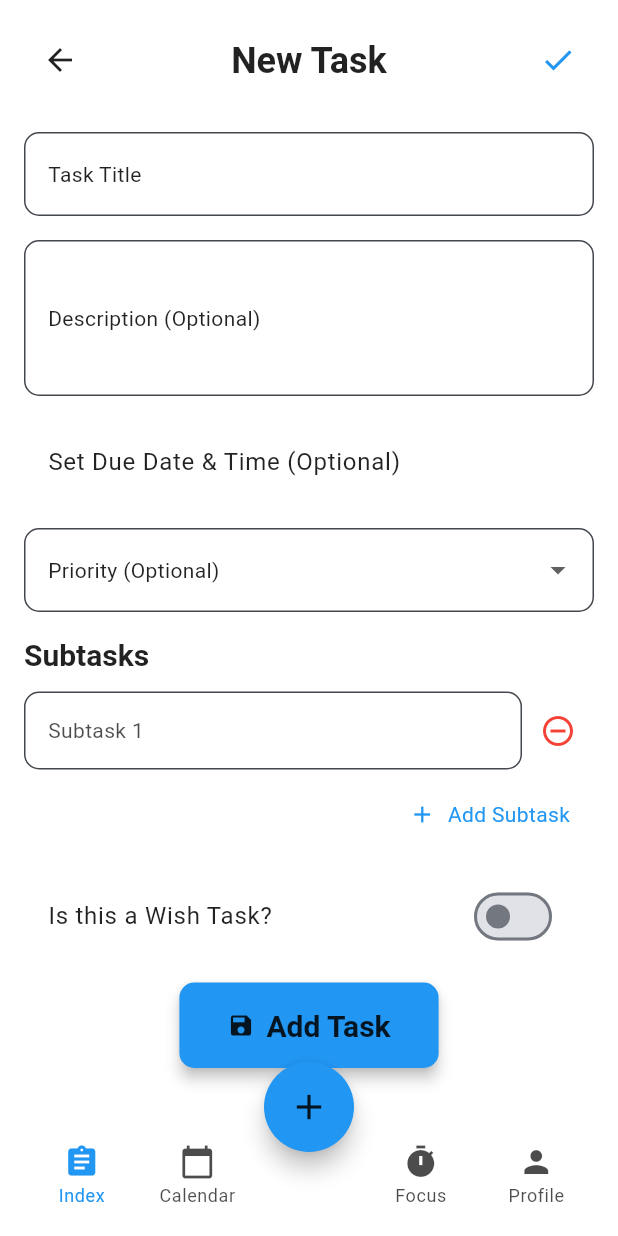
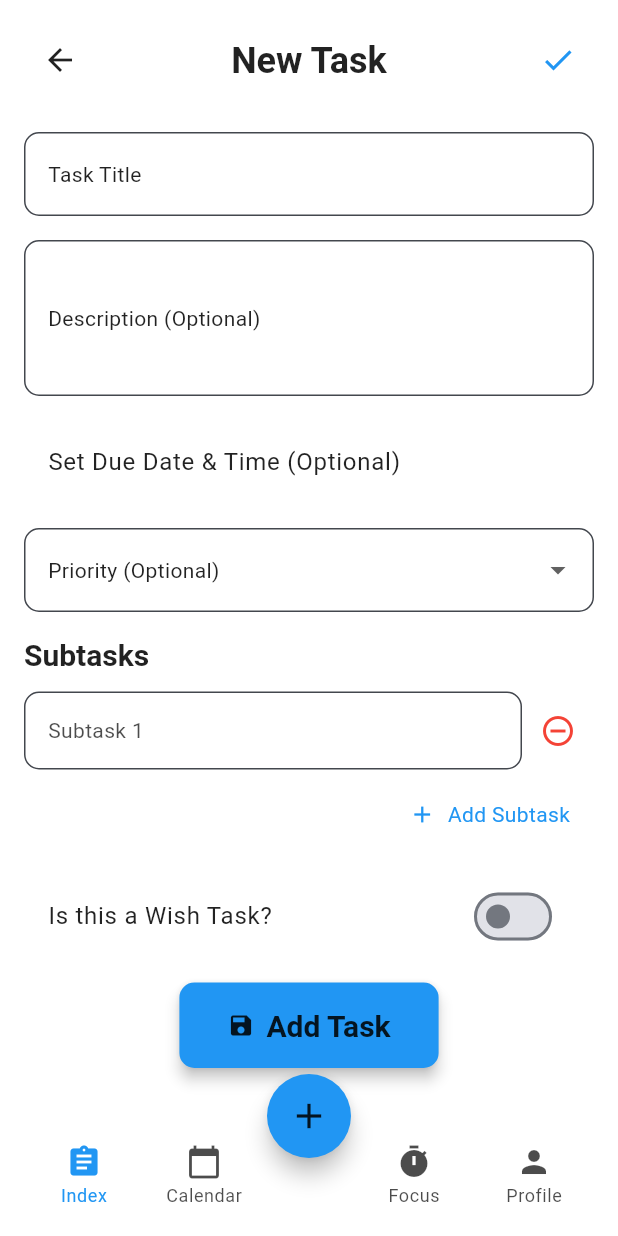
Before and after one commit to lovish1311/To-do, a Flutter app: the screen it shows after launch, after a tap on the "add" icon, on a phone screen of 412 x 824 dp. Run offline on Flutter 3.47's test engine with Material 3 defaults, Android fonts, the light colour scheme and no system bars; our stand-ins replace flutter_svg, hive, hive_flutter; accounts and stored records are empty; network calls fail.

Commit message:
bottom bar issue fixed

```diff
--- a/lib/views/screens/app_shell.dart
+++ b/lib/views/screens/app_shell.dart
@@ -1,16 +1,8 @@
-// lib/views/screens/app_shell.dart
 import 'package:flutter/material.dart';
-import 'package:provider/provider.dart'; // Still needed if you consume providers for global logic
-import 'package:to_do/utils/app_themes.dart'; // Still needed for AppDimens in CustomBottomNavBar calc
-import 'package:to_do/viewmodels/theme_view_model.dart'; // Still needed for ThemeViewModel in CustomBottomNavBar calc
+import 'package:to_do/utils/app_themes.dart';
 import 'package:to_do/views/screens/task_detail_screen.dart';
 import 'package:to_do/views/widgets/custom_bottom_nav_bar.dart';
-import 'package:to_do/views/screens/task_lists_screen.dart'; // Import TaskListsScreen
-
-// You'll need more screens for other tabs eventually
-// import 'package:to_do/views/screens/calendar_screen.dart';
-// import 'package:to_do/views/screens/focus_screen.dart';
-// import 'package:to_do/views/screens/profile_screen.dart';
+import 'package:to_do/views/screens/task_lists_screen.dart';
 
 class AppShell extends StatefulWidget {
   const AppShell({super.key});
@@ -23,65 +15,49 @@ class _AppShellState extends State<AppShell> {
   int _selectedTabIndex = 0;
 
   final List<GlobalKey<NavigatorState>> _navigatorKeys = [
-    GlobalKey<NavigatorState>(), // For 'Index' (Tasks) tab
-    GlobalKey<NavigatorState>(), // For 'Calendar' tab
-    GlobalKey<NavigatorState>(), // For 'Focus' tab
-    GlobalKey<NavigatorState>(), // For 'Profile' tab
+    GlobalKey<NavigatorState>(),
+    GlobalKey<NavigatorState>(),
+    GlobalKey<NavigatorState>(),
+    GlobalKey<NavigatorState>(),
   ];
 
   void _onTabTapped(int index) {
     if (_selectedTabIndex == index) {
-      // If tapping the currently active tab, pop to the root of that tab's navigator
       _navigatorKeys[index].currentState?.popUntil((route) => route.isFirst);
     } else {
       setState(() {
         _selectedTabIndex = index;
       });
     }
-    print('AppShell: Selected tab index: $_selectedTabIndex');
   }
 
   void _onAddFabPressed() {
-    // When FAB is pressed, navigate to TaskDetailScreen using the current tab's navigator.
-    // This assumes TaskDetailScreen is general purpose for adding tasks.
     _navigatorKeys[_selectedTabIndex].currentState?.push(
-      MaterialPageRoute(
-        builder: (context) => TaskDetailScreen(), // TODO: Replace with TaskDetailScreen
-      ),
+      MaterialPageRoute(builder: (context) => TaskDetailScreen()),
     );
-    print('AppShell: Floating Action Button pressed!');
   }
 
   @override
   Widget build(BuildContext context) {
-    // No theme or ThemeViewModel consumption here for AppBar
-    // final theme = Theme.of(context);
-    // final themeViewModel = Provider.of<ThemeViewModel>(context);
-
     final List<Widget> _tabBodies = [
-      // Tab 0: 'Index' (Tasks)
       Navigator(
         key: _navigatorKeys[0],
         onGenerateRoute: (settings) {
-          // This ensures TaskListsScreen is the root of this Navigator's stack
           return MaterialPageRoute(builder: (context) => const TaskListsScreen());
         },
       ),
-      // Tab 1: 'Calendar'
       Navigator(
         key: _navigatorKeys[1],
         onGenerateRoute: (settings) {
           return MaterialPageRoute(builder: (context) => const Center(child: Text("Calendar Screen (TODO)")));
         },
       ),
-      // Tab 2: 'Focus'
       Navigator(
         key: _navigatorKeys[2],
         onGenerateRoute: (settings) {
           return MaterialPageRoute(builder: (context) => const Center(child: Text("Focus Screen (TODO)")));
         },
       ),
-      // Tab 3: 'Profile'
       Navigator(
         key: _navigatorKeys[3],
         onGenerateRoute: (settings) {
@@ -90,21 +66,43 @@ class _AppShellState extends State<AppShell> {
       ),
     ];
 
-    return Scaffold(
-      // No AppBar here! Each child screen will have its own AppBar.
-      // appBar: null, // Removed AppBar from AppShell
+    return WillPopScope(
+      onWillPop: () async {
+        final NavigatorState currentTabNav = _navigatorKeys[_selectedTabIndex].currentState!;
+        if (await currentTabNav.maybePop()) {
+          // If the current tab can pop, just pop it.
+          return false;
+        } else if (_selectedTabIndex != 0) {
+          // If user is not on tab 0, switch to tab 0 instead of exiting
+          setState(() => _selectedTabIndex = 0);
+          return false;
+        }
+        // Allow app to exit (default Android behavior)
+        return true;
+      },
+      child: Scaffold(
         body: IndexedStack(
           index: _selectedTabIndex,
           children: _tabBodies,
         ),
+        floatingActionButton: FloatingActionButton(
+          onPressed: _onAddFabPressed,
+          tooltip: 'Add Task',
+          backgroundColor: Theme.of(context).colorScheme.primary,
+          foregroundColor: Theme.of(context).colorScheme.onPrimary,
+          shape: const CircleBorder(),
+          child: Icon(Icons.add, size: AppDimens.fabIconSize),
+        ),
+        floatingActionButtonLocation: FloatingActionButtonLocation.centerDocked,
         bottomNavigationBar: SafeArea(
           top: false,
           child: CustomBottomNavBar(
             currentIndex: _selectedTabIndex,
             onTap: _onTabTapped,
-          onFabPressed: _onAddFabPressed,
+          ),
         ),
       ),
     );
   }
+
 }
--- a/lib/views/widgets/custom_bottom_nav_bar.dart
+++ b/lib/views/widgets/custom_bottom_nav_bar.dart
@@ -2,20 +2,18 @@ import 'package:flutter/material.dart';
 import 'package:to_do/utils/app_themes.dart'; // For AppDimens
 
 /// A customizable and reusable Bottom Navigation Bar widget.
-/// It integrates a Floating Action Button (FAB) directly within its layout,
-/// creating a visually appealing "docked" and slightly offset effect.
+/// This version excludes the Floating Action Button, which should be placed
+/// in the Scaffold using [floatingActionButton] and [floatingActionButtonLocation].
 class CustomBottomNavBar extends StatelessWidget {
   final bool isVisible;
   final int currentIndex;
   final ValueChanged<int>? onTap;
-  final VoidCallback? onFabPressed;
 
   const CustomBottomNavBar({
     super.key,
     this.isVisible = true,
     this.currentIndex = 0,
     this.onTap,
-    this.onFabPressed,
   });
 
   /// Helper method to build consistent bottom navigation items.
@@ -27,13 +25,15 @@ class CustomBottomNavBar extends StatelessWidget {
 
     return Expanded(
       child: InkWell(
-        onTap: () {
-          onTap?.call(index);
-          print('$label tapped! Index: $index');
-        },
-        customBorder: RoundedRectangleBorder(borderRadius: BorderRadius.circular(AppDimens.cardBorderRadius)),
+        onTap: () => onTap?.call(index),
+        customBorder: RoundedRectangleBorder(
+          borderRadius: BorderRadius.circular(AppDimens.cardBorderRadius),
+        ),
         child: Padding(
-          padding: const EdgeInsets.symmetric(horizontal: AppDimens.cardMargin, vertical: AppDimens.cardMargin / 2),
+          padding: const EdgeInsets.symmetric(
+            horizontal: AppDimens.cardMargin,
+            vertical: AppDimens.cardMargin / 2,
+          ),
           child: Column(
             mainAxisSize: MainAxisSize.min,
             children: [
@@ -53,88 +53,28 @@ class CustomBottomNavBar extends StatelessWidget {
 
   @override
   Widget build(BuildContext context) {
+    if (!isVisible) return const SizedBox.shrink();
+
     final theme = Theme.of(context);
     final colorScheme = theme.colorScheme;
 
-    if (!isVisible) {
-      return const SizedBox.shrink();
-    }
-
-    // The desired amount the FAB should visually protrude above the BottomAppBar.
-    // For "half inside, half outside", this is exactly half of the FAB's height.
-    final double fabProtrusionAmount = AppDimens.fabSize / 2;
-    final double bottomBarHeight = kBottomNavigationBarHeight;
-
-    // Calculate the total height this CustomBottomNavBar widget will occupy.
-    // This is the standard BottomAppBar height PLUS the portion of the FAB
-    // that sticks out upwards. This height is crucial for the Scaffold's body padding.
-    final double totalHeightWithFabProtrusion = bottomBarHeight + fabProtrusionAmount;
-
-    // Calculate the y-offset for Transform.translate.
-    // The Align(alignment: Alignment.topCenter) places the FAB's top at the top of the Stack.
-    // To make it half-in and half-out, the FAB's *top edge* should be at
-    // `totalHeightWithFabProtrusion - AppDimens.fabSize`.
-    final double fabTranslateYOffset = -(AppDimens.fabSize / 2);
-
-
-    return SizedBox( // Use SizedBox to explicitly define the height of the bottom nav bar area
-      height: totalHeightWithFabProtrusion, // Corrected: This now reports its true visual height
-      child: Stack(
-        alignment: Alignment.bottomCenter, // Align children to the bottom center
-        clipBehavior: Clip.none, // Crucial: Allows children (FAB) to paint outside the Stack's bounds
-        children: [
-          // The BottomAppBar itself, positioned at the very bottom of the Stack
-          Positioned(
-            left: 0,
-            right: 0,
-            bottom: 0,
-            child: BottomAppBar(
+    return BottomAppBar(
       color: colorScheme.surface,
       elevation: AppDimens.cardElevation,
-              shape: const CircularNotchedRectangle(), // Creates the notch for the FAB
+      shape: const CircularNotchedRectangle(), // Creates notch for FAB
       child: SizedBox(
-                height: bottomBarHeight, // Height for the internal Row
+        height: kBottomNavigationBarHeight,
         child: Row(
           mainAxisAlignment: MainAxisAlignment.spaceAround,
           children: [
             _buildBottomNavItem(Icons.assignment, 'Index', theme, currentIndex == 0, 0),
             _buildBottomNavItem(Icons.calendar_today, 'Calendar', theme, currentIndex == 1, 1),
-                    // HERE IS THE FLOATING ACTION BUTTON SPACE
-                    // This SizedBox creates the horizontal space in the Row for the FAB.
-                    // Its width should be at least the FAB's diameter plus some margin.
-                    SizedBox(width: AppDimens.fabSize + AppDimens.cardMargin),
+            const SizedBox(width: AppDimens.fabSize), // Spacer for FAB
             _buildBottomNavItem(Icons.timer, 'Focus', theme, currentIndex == 2, 2),
             _buildBottomNavItem(Icons.person, 'Profile', theme, currentIndex == 3, 3),
           ],
         ),
       ),
-            ),
-          ),
-          // Centered Floating Action Button
-      Align(
-        alignment: Alignment.topCenter,
-        child: Transform.translate(
-          offset: Offset(0, -(AppDimens.fabSize / 2)), // <- THIS IS THE FIX
-          child: SizedBox(
-            width: AppDimens.fabSize,
-            height: AppDimens.fabSize,
-            child: FloatingActionButton(
-              onPressed: onFabPressed,
-              tooltip: 'Add Task',
-              backgroundColor: colorScheme.primary,
-              foregroundColor: colorScheme.onPrimary,
-              shape: const CircleBorder(),
-              child: Icon(
-                Icons.add,
-                size: AppDimens.fabIconSize,
-              ),
-            ),
-          ),
-        ),
-      ),
-
-        ],
-      ),
     );
   }
 }
```
Lines whose indentation alone changed are shown as unchanged.
